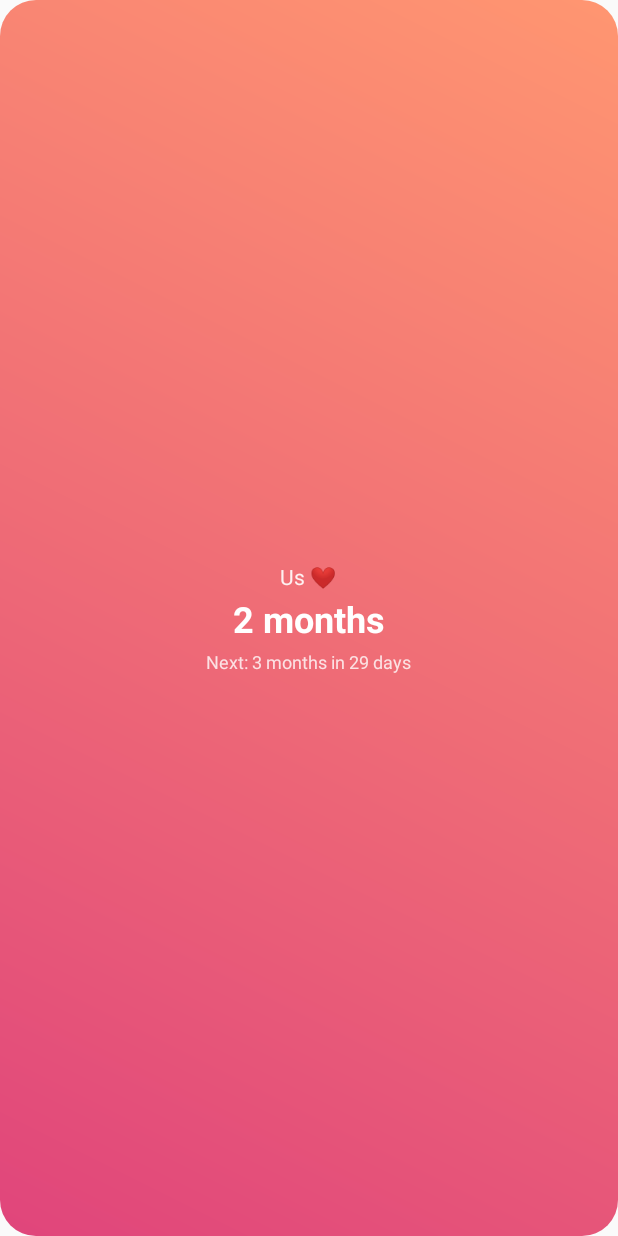
After one commit to Tenzukun/Milestones, an Android app built with Jetpack Compose: the layout widget_counter.xml on its own in the app's theme, with its tools: preview values and no code run, on a phone screen of 412 x 824 dp. The commit adds this screen. Run offline under Robolectric (Android 15) with nearby library versions, the phone set to English and light mode, and no system bars.

Commit message:
Add home screen widget

```diff
--- a/app/src/main/java/com/nathan/milestones/MainActivity.kt
+++ b/app/src/main/java/com/nathan/milestones/MainActivity.kt
@@ -16,6 +16,8 @@ import com.nathan.milestones.ui.CounterListScreen
 import com.nathan.milestones.ui.EditCounterScreen
 import com.nathan.milestones.ui.theme.MilestonesTheme
 import java.time.LocalDate
+
+import com.nathan.milestones.widget.WidgetUpdater
 
 /** Which screen is showing. */
 private sealed interface Screen {
@@ -91,10 +93,12 @@ class MainActivity : ComponentActivity() {
     override fun onResume() {
         super.onResume()
         refresh()
+        WidgetUpdater.scheduleMidnightUpdate(this)
     }
 
     private fun refresh() {
         counters = repo.getAll()
         today = LocalDate.now()
+        WidgetUpdater.updateAll(this) // keep home screen widgets in sync
     }
 }
--- /dev/null
+++ b/app/src/main/res/drawable/widget_background.xml
@@ -0,0 +1,11 @@
+<?xml version="1.0" encoding="utf-8"?>
+<!-- Pink to peach gradient with rounded corners. Change the colours to restyle the widget. -->
+<shape xmlns:android="http://schemas.android.com/apk/res/android"
+    android:shape="rectangle">
+    <corners android:radius="24dp" />
+    <gradient
+        android:angle="45"
+        android:startColor="#FFE0457B"
+        android:endColor="#FFFF9671"
+        android:type="linear" />
+</shape>
--- /dev/null
+++ b/app/src/main/res/layout/widget_counter.xml
@@ -0,0 +1,57 @@
+<?xml version="1.0" encoding="utf-8"?>
+<LinearLayout xmlns:android="http://schemas.android.com/apk/res/android"
+    android:id="@+id/widget_root"
+    android:layout_width="match_parent"
+    android:layout_height="match_parent"
+    android:background="@drawable/widget_background"
+    android:gravity="center"
+    android:orientation="vertical"
+    android:padding="14dp">
+
+    <TextView
+        android:id="@+id/widget_title"
+        android:layout_width="wrap_content"
+        android:layout_height="wrap_content"
+        android:ellipsize="end"
+        android:maxLines="1"
+        android:text="Us ❤️"
+        android:textColor="#E6FFFFFF"
+        android:textSize="14sp" />
+
+    <TextView
+        android:id="@+id/widget_headline"
+        android:layout_width="wrap_content"
+        android:layout_height="wrap_content"
+        android:layout_marginTop="2dp"
+        android:ellipsize="end"
+        android:gravity="center"
+        android:maxLines="2"
+        android:text="2 months"
+        android:textColor="#FFFFFFFF"
+        android:textSize="24sp"
+        android:textStyle="bold" />
+
+    <TextView
+        android:id="@+id/widget_celebration"
+        android:layout_width="wrap_content"
+        android:layout_height="wrap_content"
+        android:layout_marginTop="4dp"
+        android:gravity="center"
+        android:maxLines="1"
+        android:text="🎉 Happy 2 months!"
+        android:textColor="#FFFFFFFF"
+        android:textSize="15sp"
+        android:visibility="gone" />
+
+    <TextView
+        android:id="@+id/widget_detail"
+        android:layout_width="wrap_content"
+        android:layout_height="wrap_content"
+        android:layout_marginTop="4dp"
+        android:ellipsize="end"
+        android:gravity="center"
+        android:maxLines="2"
+        android:text="Next: 3 months in 29 days"
+        android:textColor="#CCFFFFFF"
+        android:textSize="12sp" />
+</LinearLayout>
--- a/app/src/main/res/values/strings.xml
+++ b/app/src/main/res/values/strings.xml
@@ -1,3 +1,4 @@
 <resources>
     <string name="app_name">Milestones</string>
+    <string name="widget_description">Counts up from a special date and celebrates milestones</string>
 </resources>
```
Also changed, not shown: app/src/main/AndroidManifest.xml (+37 -0 lines), app/src/main/java/com/nathan/milestones/widget/CounterWidgetProvider.kt (added, +24 -0 lines), app/src/main/java/com/nathan/milestones/widget/DateChangeReceiver.kt (added, +16 -0 lines), app/src/main/java/com/nathan/milestones/widget/WidgetConfigActivity.kt (added, +123 -0 lines), app/src/main/java/com/nathan/milestones/widget/WidgetUpdater.kt (added, +96 -0 lines), app/src/main/res/xml/counter_widget_info.xml (added, +17 -0 lines).
